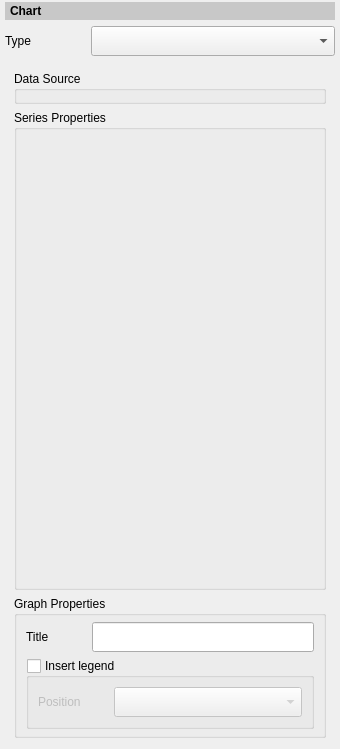
First picture: the form in stdm/ui/composer/ui_composer_chart_config.ui, repository gltn/stdm, before the edit.
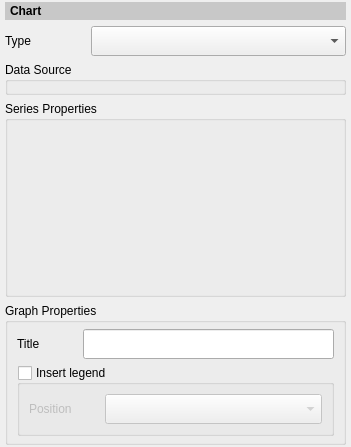
Second picture: the form after the edit. Custom widgets are drawn as their Qt base class.

Commit message: Working chart config

The edit to the form file:
```diff
--- a/stdm/ui/composer/ui_composer_chart_config.ui
+++ b/stdm/ui/composer/ui_composer_chart_config.ui
@@ -6,14 +6,14 @@
             <rect>
                 <x>0</x>
                 <y>0</y>
-                <width>340</width>
-                <height>749</height>
+    <width>351</width>
+    <height>447</height>
             </rect>
         </property>
         <property name="windowTitle">
             <string>Chart Properties Editor</string>
         </property>
-        <layout class="QGridLayout" name="gridLayout">
+  <layout class="QGridLayout" name="gridLayout" rowstretch="0,0,0,0">
             <property name="leftMargin">
                 <number>5</number>
             </property>
@@ -53,36 +53,7 @@
                     </property>
                 </widget>
             </item>
-            <item row="2" column="1">
-                <widget class="QComboBox" name="cbo_chart_type">
-                    <property name="minimumSize">
-                        <size>
-                            <width>0</width>
-                            <height>30</height>
-                        </size>
-                    </property>
-                </widget>
-            </item>
             <item row="3" column="0" colspan="2">
-                <widget class="QScrollArea" name="scrollArea">
-                    <property name="frameShape">
-                        <enum>QFrame::NoFrame</enum>
-                    </property>
-                    <property name="widgetResizable">
-                        <bool>true</bool>
-                    </property>
-                    <property name="alignment">
-                        <set>Qt::AlignLeading|Qt::AlignLeft|Qt::AlignTop</set>
-                    </property>
-                    <widget class="QWidget" name="scrollAreaWidgetContents">
-                        <property name="geometry">
-                            <rect>
-                                <x>0</x>
-                                <y>0</y>
-                                <width>330</width>
-                                <height>678</height>
-                            </rect>
-                        </property>
                         <layout class="QGridLayout" name="gridLayout_5">
                             <item row="0" column="0">
                                 <widget class="QgsCollapsibleGroupBoxBasic" name="groupBox">
@@ -213,27 +184,32 @@
                                 </widget>
                             </item>
                         </layout>
-                    </widget>
-                </widget>
-            </item>
-            <item row="1" column="0" colspan="2">
-                <layout class="QVBoxLayout" name="vl_notification"/>
+   </item>
+   <item row="2" column="1">
+    <widget class="QComboBox" name="cbo_chart_type">
+     <property name="minimumSize">
+      <size>
+       <width>0</width>
+       <height>30</height>
+      </size>
+     </property>
+    </widget>
             </item>
         </layout>
     </widget>
     <customwidgets>
+  <customwidget>
+   <class>QgsCollapsibleGroupBoxBasic</class>
+   <extends>QGroupBox</extends>
+   <header>qgscollapsiblegroupbox.h</header>
+   <container>1</container>
+  </customwidget>
         <customwidget>
             <class>ReferencedTableEditor</class>
             <extends>QWidget</extends>
             <header>stdm.ui.composer.referenced_table_editor</header>
             <container>1</container>
         </customwidget>
-        <customwidget>
-            <class>QgsCollapsibleGroupBoxBasic</class>
-            <extends>QGroupBox</extends>
-            <header location="global">qgis.gui</header>
-            <container>1</container>
-        </customwidget>
     </customwidgets>
     <resources/>
     <connections/>
```
Left out of the diff: 25 changed lines with no effect on the pictures. Lines whose indentation alone changed are shown as unchanged. The commit also changes 8 other files.
